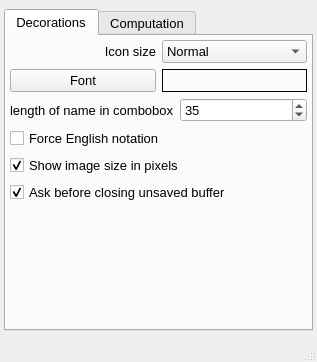
This is UIs/nPreferences.ui in NeutrinoToolkit/Neutrino as Qt 5 draws it before an edit. The edited form follows.
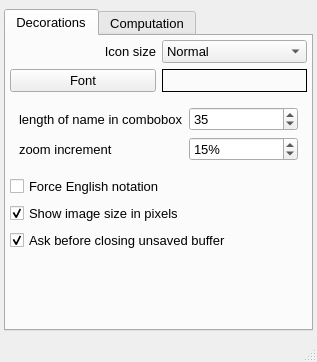
This is the edited form.

Commit message: added zoom factor management in properties

Diff of the .ui file:
```diff
--- a/UIs/nPreferences.ui
+++ b/UIs/nPreferences.ui
@@ -161,20 +161,8 @@
         </item>
         <item>
          <widget class="QWidget" name="widget_4" native="true">
-          <layout class="QHBoxLayout" name="horizontalLayout">
-           <property name="leftMargin">
-            <number>0</number>
-           </property>
-           <property name="topMargin">
-            <number>0</number>
-           </property>
-           <property name="rightMargin">
-            <number>0</number>
-           </property>
-           <property name="bottomMargin">
-            <number>0</number>
-           </property>
-           <item>
+          <layout class="QFormLayout" name="formLayout">
+           <item row="0" column="0">
             <widget class="QLabel" name="label">
              <property name="font">
               <font>
@@ -186,7 +174,7 @@
              </property>
             </widget>
            </item>
-           <item>
+           <item row="0" column="1">
             <widget class="QSpinBox" name="physNameLength">
              <property name="value">
               <number>35</number>
@@ -196,6 +184,37 @@
              </property>
             </widget>
            </item>
+           <item row="1" column="0">
+            <widget class="QLabel" name="label_2">
+             <property name="font">
+              <font>
+               <pointsize>10</pointsize>
+              </font>
+             </property>
+             <property name="text">
+              <string>zoom increment</string>
+             </property>
+            </widget>
+           </item>
+           <item row="1" column="1">
+            <widget class="QSpinBox" name="currentStepScaleFactor">
+             <property name="suffix">
+              <string>%</string>
+             </property>
+             <property name="minimum">
+              <number>1</number>
+             </property>
+             <property name="maximum">
+              <number>999</number>
+             </property>
+             <property name="value">
+              <number>15</number>
+             </property>
+             <property name="neutrinoSave" stdset="0">
+              <bool>true</bool>
+             </property>
+            </widget>
+           </item>
           </layout>
          </widget>
         </item>
```
The commit also changes 3 other files.
